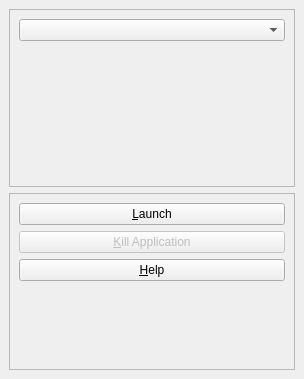
Before: the Qt Designer form ClusterControl/modules/ClusterLauncher.ui in patrickhartling/maestro, drawn with Qt 5.
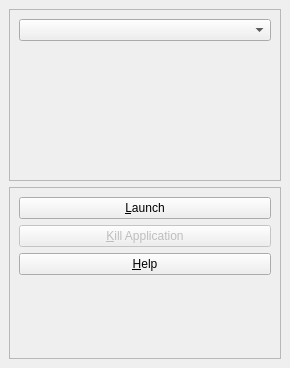
After: the same form once the commit is applied.

Diff of the .ui file:
```diff
--- a/ClusterControl/modules/ClusterLauncher.ui
+++ b/ClusterControl/modules/ClusterLauncher.ui
@@ -8,8 +8,8 @@
    <rect>
     <x>0</x>
     <y>0</y>
-    <width>304</width>
-    <height>379</height>
+    <width>290</width>
+    <height>368</height>
    </rect>
   </property>
   <property name="windowTitle" >
```
